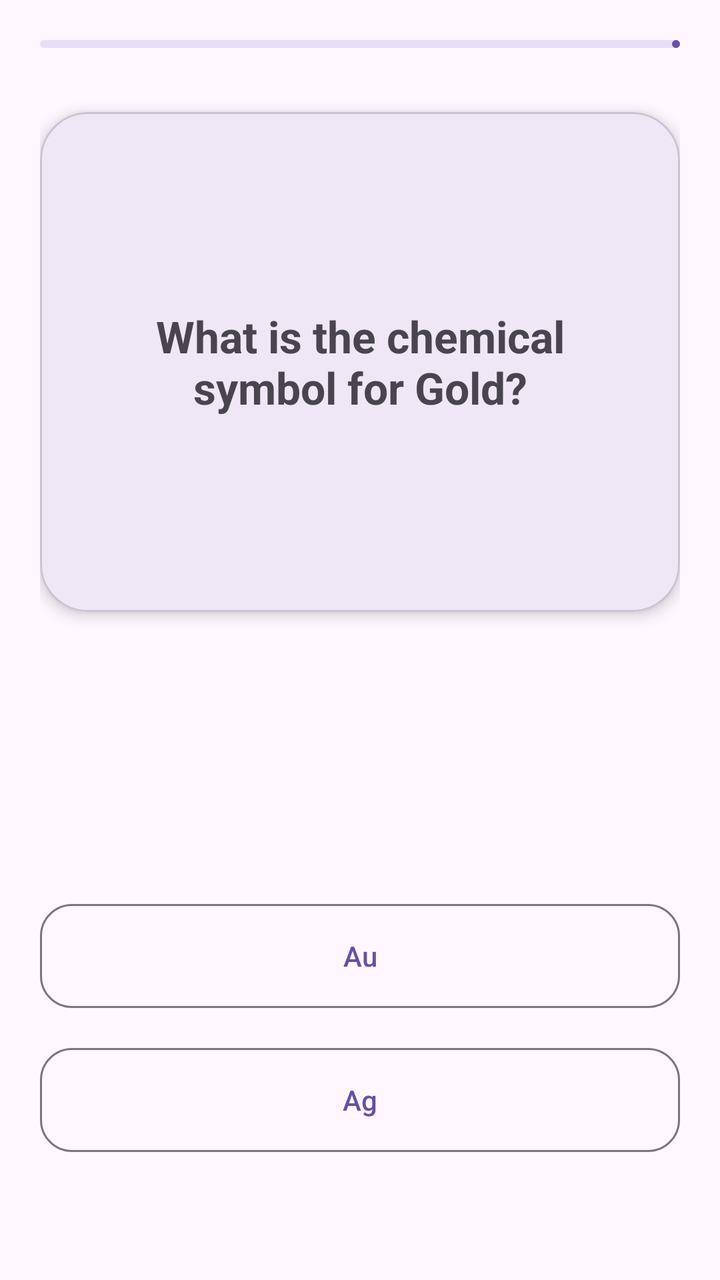
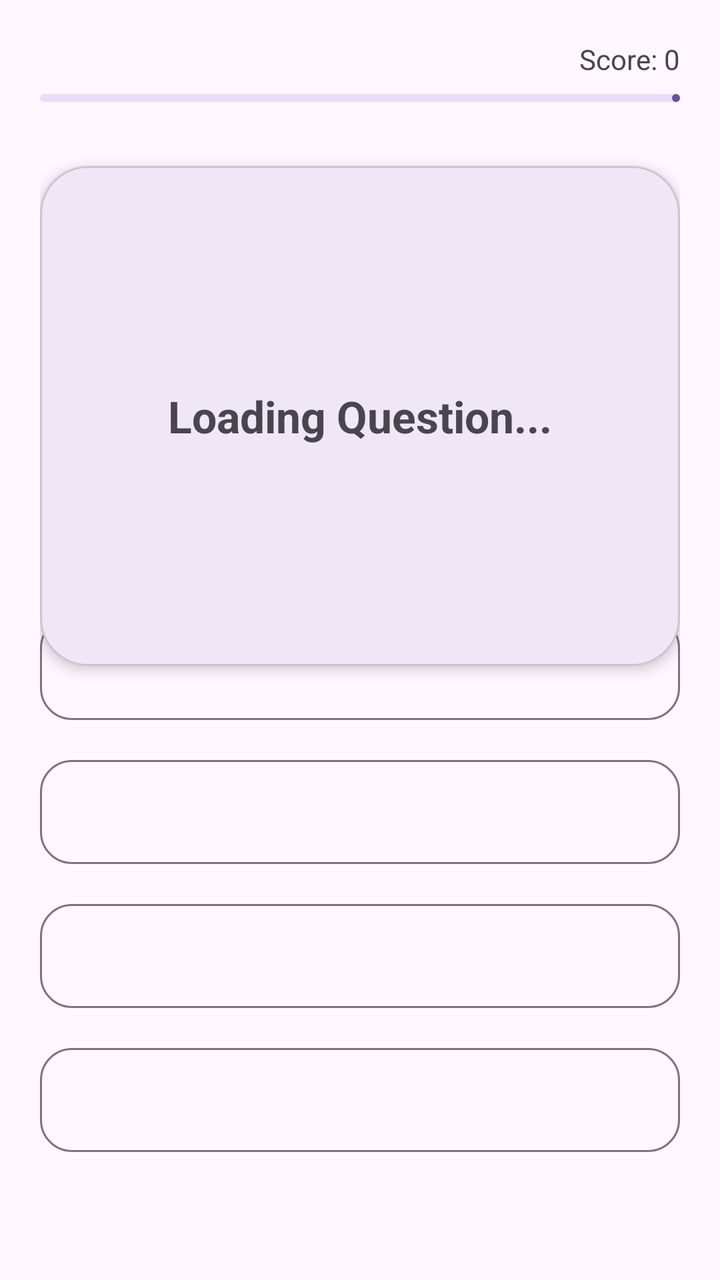

Screens rendered from an Android XML layout before and after an edit, with the pre-edit source and the edit as a unified diff.
<!-- AndroidManifest.xml: application theme Theme.MobileQuizApplication -->
<!-- res/layout/fragment_quiz.xml -->
<?xml version="1.0" encoding="utf-8"?>
<androidx.constraintlayout.widget.ConstraintLayout xmlns:android="http://schemas.android.com/apk/res/android"
    xmlns:app="http://schemas.android.com/apk/res-auto"
    android:layout_width="match_parent"
    android:layout_height="match_parent"
    android:padding="20dp">

    <com.google.android.material.progressindicator.LinearProgressIndicator
        android:id="@+id/quizTimer"
        android:layout_width="match_parent"
        android:layout_height="wrap_content"
        app:layout_constraintTop_toTopOf="parent"
        android:progress="80" />

    <com.google.android.material.card.MaterialCardView
        android:id="@+id/questionCard"
        android:layout_width="match_parent"
        android:layout_height="250dp"
        app:layout_constraintTop_toBottomOf="@id/quizTimer"
        android:layout_marginTop="32dp"
        app:cardCornerRadius="24dp"
        app:cardElevation="4dp">

        <TextView
            android:layout_width="match_parent"
            android:layout_height="match_parent"
            android:gravity="center"
            android:padding="20dp"
            android:text="What is the chemical symbol for Gold?"
            android:textSize="22sp"
            android:textStyle="bold" />
    </com.google.android.material.card.MaterialCardView>

    <LinearLayout
        android:layout_width="match_parent"
        android:layout_height="wrap_content"
        android:orientation="vertical"
        app:layout_constraintBottom_toBottomOf="parent"
        android:layout_marginBottom="40dp">

        <com.google.android.material.button.MaterialButton
            style="@style/Widget.Material3.Button.OutlinedButton"
            android:layout_width="match_parent"
            android:layout_height="60dp"
            android:text="Au"
            app:cornerRadius="16dp"
            android:layout_marginBottom="12dp"/>

        <com.google.android.material.button.MaterialButton
            style="@style/Widget.Material3.Button.OutlinedButton"
            android:layout_width="match_parent"
            android:layout_height="60dp"
            android:text="Ag"
            app:cornerRadius="16dp" />
    </LinearLayout>

</androidx.constraintlayout.widget.ConstraintLayout>
<!-- resources referenced by this layout -->
<resources>
  <style name="Theme.MobileQuizApplication" parent="Base.Theme.MobileQuizApplication" />
  <style name="Base.Theme.MobileQuizApplication" parent="Theme.Material3.DayNight.NoActionBar">
          
          
      </style>
</resources>

<!-- the commit's change to res/layout/fragment_quiz.xml (unified diff, before → after) -->
@@ -5,11 +5,20 @@
     android:layout_height="match_parent"
     android:padding="20dp">
 
+    <TextView
+        android:id="@+id/tvScore"
+        android:layout_width="wrap_content"
+        android:layout_height="wrap_content"
+        android:text="Score: 0"
+        app:layout_constraintTop_toTopOf="parent"
+        app:layout_constraintEnd_toEndOf="parent" />
+
     <com.google.android.material.progressindicator.LinearProgressIndicator
         android:id="@+id/quizTimer"
         android:layout_width="match_parent"
         android:layout_height="wrap_content"
-        app:layout_constraintTop_toTopOf="parent"
+        app:layout_constraintTop_toBottomOf="@id/tvScore"
+        android:layout_marginTop="8dp"
         android:progress="80" />
 
     <com.google.android.material.card.MaterialCardView
@@ -22,11 +31,12 @@
         app:cardElevation="4dp">
 
         <TextView
+            android:id="@+id/tvQuestionText"
             android:layout_width="match_parent"
             android:layout_height="match_parent"
             android:gravity="center"
             android:padding="20dp"
-            android:text="What is the chemical symbol for Gold?"
+            android:text="Loading Question..."
             android:textSize="22sp"
             android:textStyle="bold" />
     </com.google.android.material.card.MaterialCardView>
@@ -39,19 +49,34 @@
         android:layout_marginBottom="40dp">
 
         <com.google.android.material.button.MaterialButton
+            android:id="@+id/btnOption1"
             style="@style/Widget.Material3.Button.OutlinedButton"
             android:layout_width="match_parent"
             android:layout_height="60dp"
-            android:text="Au"
             app:cornerRadius="16dp"
             android:layout_marginBottom="12dp"/>
 
         <com.google.android.material.button.MaterialButton
+            android:id="@+id/btnOption2"
             style="@style/Widget.Material3.Button.OutlinedButton"
             android:layout_width="match_parent"
             android:layout_height="60dp"
-            android:text="Ag"
+            app:cornerRadius="16dp"
+            android:layout_marginBottom="12dp"/>
+
+        <com.google.android.material.button.MaterialButton
+            android:id="@+id/btnOption3"
+            style="@style/Widget.Material3.Button.OutlinedButton"
+            android:layout_width="match_parent"
+            android:layout_height="60dp"
+            app:cornerRadius="16dp"
+            android:layout_marginBottom="12dp"/>
+
+        <com.google.android.material.button.MaterialButton
+            android:id="@+id/btnOption4"
+            style="@style/Widget.Material3.Button.OutlinedButton"
+            android:layout_width="match_parent"
+            android:layout_height="60dp"
             app:cornerRadius="16dp" />
     </LinearLayout>
-
 </androidx.constraintlayout.widget.ConstraintLayout>
